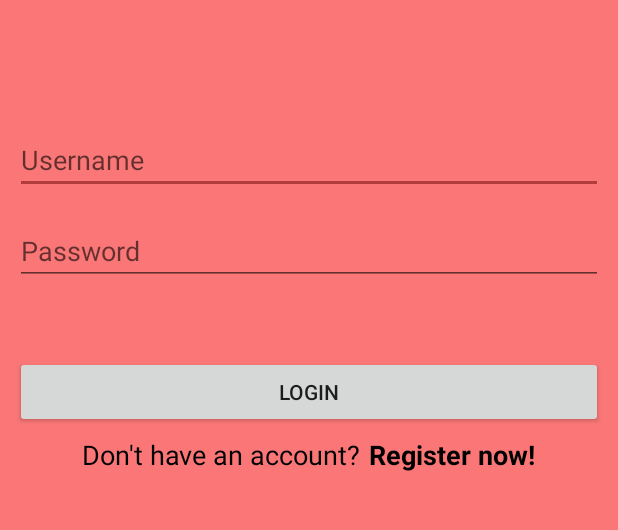
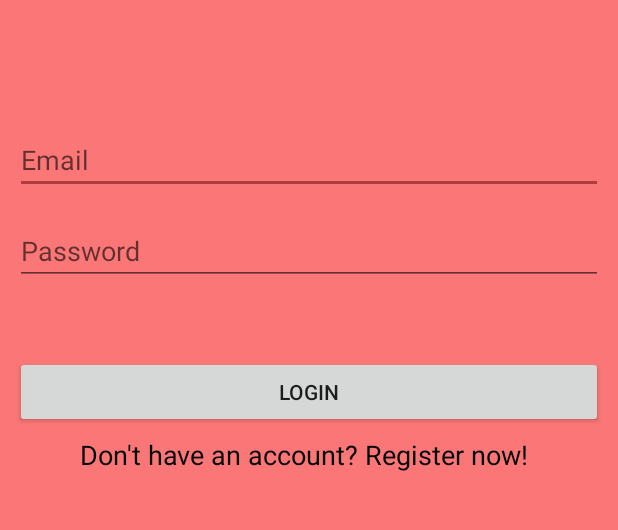
Before and after one commit to itsmitchyyyy/StreetFoodExpress, an Android app: the screen it shows after launch (MainActivity), on a phone screen of 412 x 824 dp, the part 244-774 px from its top. Run offline under Robolectric (Android 15) with nearby library versions, the phone set to English and light mode, and no system bars.

Commit message:
Get text from date picker

```diff
--- a/app/src/main/java/com/example/administrator/streetfood/DatePickerFragment.java
+++ b/app/src/main/java/com/example/administrator/streetfood/DatePickerFragment.java
@@ -1,10 +1,12 @@
 package com.example.administrator.streetfood;
 
+import android.annotation.SuppressLint;
 import android.app.DatePickerDialog;
 import android.app.Dialog;
 import android.os.Bundle;
 import android.support.v4.app.DialogFragment;
 import android.widget.DatePicker;
+import android.widget.EditText;
 
 import java.util.Calendar;
 
@@ -19,8 +21,9 @@ public class DatePickerFragment extends DialogFragment implements DatePickerDial
 
         return new DatePickerDialog(getActivity(), this, year, month, day);
     }
+    @SuppressLint("DefaultLocale")
     @Override
     public void onDateSet(DatePicker view, int year, int month, int dayOfMonth) {
-
+        ((EditText)getActivity().findViewById(R.id.editText7)).setText(String.format("%d-%d-%d", month + 1, dayOfMonth, year));
     }
 }
--- a/app/src/main/java/com/example/administrator/streetfood/MainActivity.java
+++ b/app/src/main/java/com/example/administrator/streetfood/MainActivity.java
@@ -1,12 +1,11 @@
 package com.example.administrator.streetfood;
 
 import android.content.Intent;
-import android.os.Handler;
+import android.support.v4.app.DialogFragment;
 import android.support.v7.app.AppCompatActivity;
 import android.os.Bundle;
 import android.view.View;
 import android.widget.TextView;
-import android.widget.Toast;
 
 public class MainActivity extends AppCompatActivity implements View.OnClickListener {
 
@@ -18,7 +17,7 @@ public class MainActivity extends AppCompatActivity implements View.OnClickListe
         super.onCreate(savedInstanceState);
         setContentView(R.layout.activity_main);
 
-        registerNowButton = this.findViewById(R.id.textView4);
+        registerNowButton = this.findViewById(R.id.textView2);
 
         registerNowButton.setOnClickListener(this);
     }
@@ -27,7 +26,7 @@ public class MainActivity extends AppCompatActivity implements View.OnClickListe
     public void onClick(View v) {
         int id = v.getId();
         switch(id){
-            case R.id.textView4:
+            case R.id.textView2:
                 Intent registerIntent = new Intent(MainActivity.this, RegisterActivity.class);
                 startActivity(registerIntent);
                 finish();
--- a/app/src/main/java/com/example/administrator/streetfood/RegisterActivity.java
+++ b/app/src/main/java/com/example/administrator/streetfood/RegisterActivity.java
@@ -5,12 +5,14 @@ import android.support.v7.app.AppCompatActivity;
 import android.os.Bundle;
 import android.view.View;
 import android.widget.Button;
+import android.widget.EditText;
 import android.widget.LinearLayout;
 
 public class RegisterActivity extends AppCompatActivity implements View.OnClickListener {
 
     Button backBtn, nextBtn;
     LinearLayout frstStep, scndStep;
+    EditText birthDate;
     private int steps = 3;
     private int currentStep = 1;
 
@@ -23,6 +25,7 @@ public class RegisterActivity extends AppCompatActivity implements View.OnClickL
         nextBtn = this.findViewById(R.id.button3);
         frstStep = this.findViewById(R.id.firstStep);
         scndStep = this.findViewById(R.id.secondStep);
+        birthDate = this.findViewById(R.id.editText7);
 
         backBtn.setEnabled(false);
 
@@ -62,7 +65,7 @@ public class RegisterActivity extends AppCompatActivity implements View.OnClickL
                         backBtn.setEnabled(true);
                         break;
                 }
-
+                break;
         }
     }
 }
--- a/app/src/main/res/layout/activity_main.xml
+++ b/app/src/main/res/layout/activity_main.xml
@@ -40,8 +40,8 @@
             android:layout_height="wrap_content"
             android:layout_marginBottom="15dp"
             android:ems="10"
-            android:hint="Username"
-            android:inputType="textPersonName" />
+            android:hint="Email"
+            android:inputType="textEmailAddress" />
 
         <EditText
             android:id="@+id/editText4"
@@ -79,20 +79,9 @@
             android:layout_width="wrap_content"
             android:layout_height="wrap_content"
             android:layout_marginRight="5dp"
-            android:text="Don't have an account?"
+            android:text="Don't have an account? Register now!"
             android:textColor="@android:color/black"
             android:textSize="18sp" />
 
-        <TextView
-            android:id="@+id/textView4"
-            android:layout_width="wrap_content"
-            android:layout_height="wrap_content"
-            android:clickable="true"
-            android:cursorVisible="true"
-            android:text="Register now!"
-            android:textColor="@android:color/black"
-            android:textSize="18sp"
-            android:textStyle="bold" />
-
     </LinearLayout>
 </LinearLayout>
--- a/app/src/main/res/layout/registration.xml
+++ b/app/src/main/res/layout/registration.xml
@@ -115,8 +115,8 @@
             android:id="@+id/editText7"
             android:layout_width="match_parent"
             android:layout_height="wrap_content"
+            android:layout_marginTop="10dp"
             android:ems="10"
-            android:layout_marginTop="10dp"
             android:inputType="textPersonName"
             android:onClick="showDatePickerDialog" />
 
```
Also changed, not shown: 853 other files.
